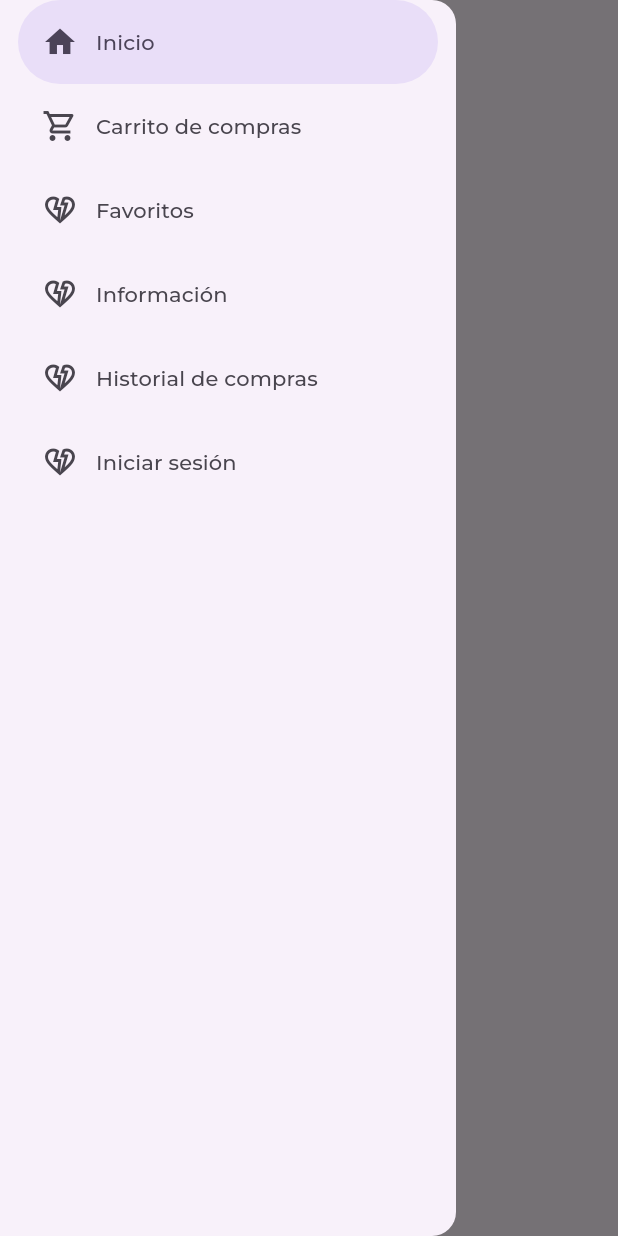
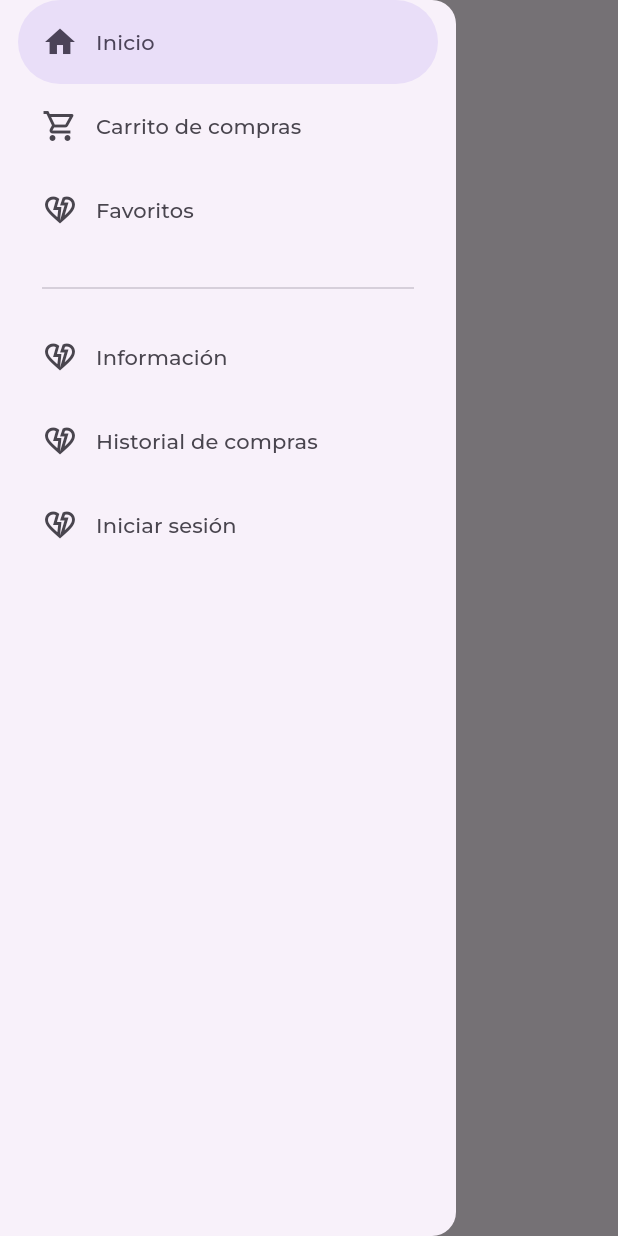
Before and after one commit to stivengm/shop_beer_app, a Flutter app: the screen it shows after launch, with the side drawer open, on a phone screen of 412 x 824 dp. Run offline on Flutter 3.47's test engine with Material 3 defaults, Android fonts, the phone set to English and light mode, and no system bars; our stand-ins replace another_flushbar, bloc, email_validator, equatable, firebase_auth, firebase_core and 3 more; accounts and stored records are empty; network calls fail.

Commit message:
FIX - Ajuste de lista drawer.

```diff
--- a/lib/ui/drawers/home_drawer.dart
+++ b/lib/ui/drawers/home_drawer.dart
@@ -29,7 +29,20 @@ class _HomeMenuState extends State<HomeMenu> {
         widget.scaffoldKey.currentState?.closeDrawer();
       },
       children: [
-        ...appMenuItems.map((item) => NavigationDrawerDestination(
+        ...appMenuItems
+        .sublist(0,3)
+        .map((item) => NavigationDrawerDestination(
+          icon: Icon( item.icon ), label: Text(item.title))
+        ),
+
+        const Padding(
+          padding: EdgeInsets.fromLTRB(28, 16, 28, 10),
+          child: Divider(),
+        ),
+
+        ...appMenuItems
+        .sublist(3,6)
+        .map((item) => NavigationDrawerDestination(
           icon: Icon( item.icon ), label: Text(item.title))
         )
       ]
```
